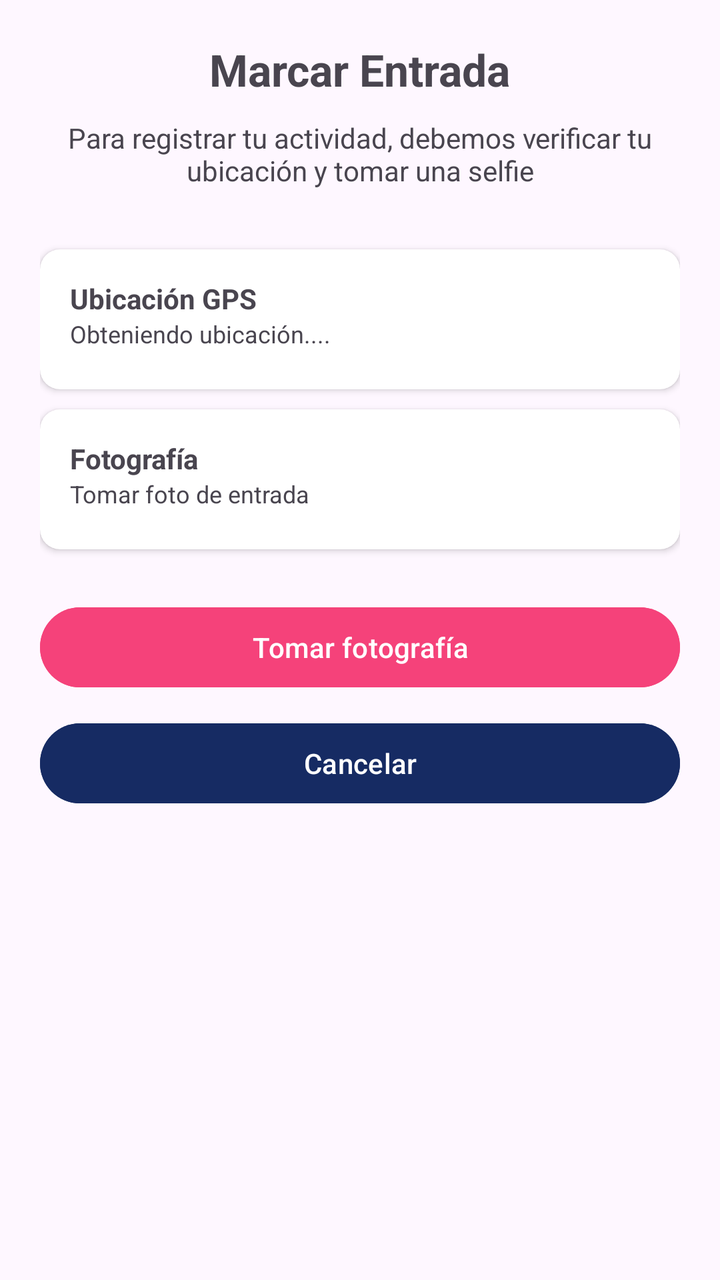
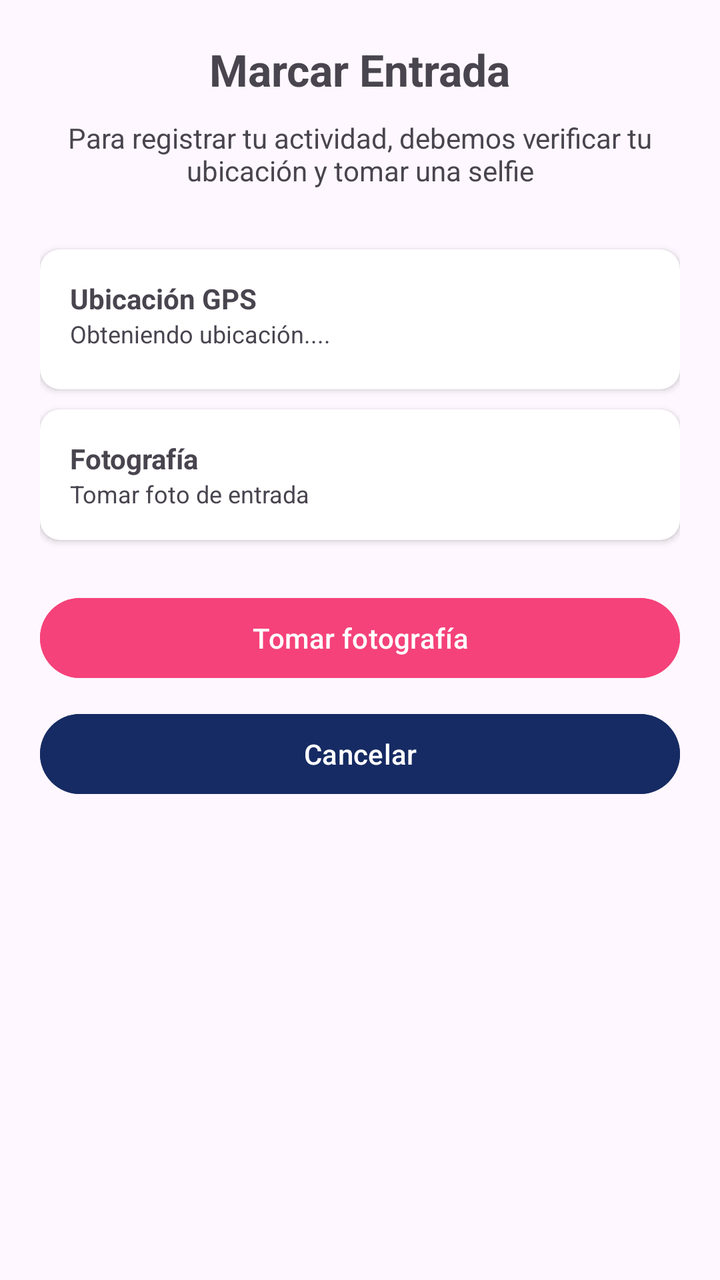

Two renders of the same Android screen: before a commit and after it. Below are the layout's source before the change and the commit's diff.
<!-- AndroidManifest.xml: application theme Theme.MyAttendanceApp -->
<!-- res/layout/activity_entrada.xml -->
<?xml version="1.0" encoding="utf-8"?>
<ScrollView xmlns:android="http://schemas.android.com/apk/res/android"
    xmlns:app="http://schemas.android.com/apk/res-auto"
    android:layout_width="match_parent"
    android:layout_height="match_parent">

    <LinearLayout
        android:layout_width="match_parent"
        android:layout_height="wrap_content"
        android:orientation="vertical"
        android:padding="20dp">

        <TextView
            android:layout_width="wrap_content"
            android:layout_height="wrap_content"
            android:text="@string/titulo_marcar_entrada"
            android:textStyle="bold"
            android:textSize="22sp"
            android:layout_gravity="center"/>

        <TextView
            android:layout_width="match_parent"
            android:layout_height="wrap_content"
            android:text="@string/subtitulo_entrada_salida"
            android:gravity="center"
            android:layout_marginTop="10dp"/>

        <androidx.cardview.widget.CardView
            android:layout_width="match_parent"
            android:layout_height="70dp"
            android:layout_marginTop="30dp"
            app:cardCornerRadius="10dp">

            <LinearLayout
                android:layout_width="match_parent"
                android:layout_height="match_parent"
                android:orientation="vertical"
                android:padding="15dp">

                <TextView
                    android:layout_width="wrap_content"
                    android:layout_height="wrap_content"
                    android:text="@string/titulo_gps"
                    android:textStyle="bold"/>

                <TextView
                    android:layout_width="wrap_content"
                    android:layout_height="wrap_content"
                    android:text="@string/cargando_gps"
                    android:textSize="12sp"/>

            </LinearLayout>

        </androidx.cardview.widget.CardView>

        <androidx.cardview.widget.CardView
            android:layout_width="match_parent"
            android:layout_height="70dp"
            android:layout_marginTop="10dp"
            app:cardCornerRadius="10dp">

            <LinearLayout
                android:layout_width="match_parent"
                android:layout_height="match_parent"
                android:orientation="vertical"
                android:padding="15dp">

                <TextView
                    android:layout_width="wrap_content"
                    android:layout_height="wrap_content"
                    android:text="@string/titulo_foto"
                    android:textStyle="bold"/>

                <TextView
                    android:layout_width="wrap_content"
                    android:layout_height="wrap_content"
                    android:text="@string/subtitulo_foto_1"
                    android:textSize="12sp"/>

            </LinearLayout>

        </androidx.cardview.widget.CardView>

        <Button
            android:id="@+id/btnFoto"
            android:layout_width="match_parent"
            android:layout_height="wrap_content"
            android:text="@string/btn_tomar_fotografia"
            android:textColor="#FFFFFF"
            android:backgroundTint="@color/fucsia"
            android:layout_marginTop="25dp"/>

        <Button
            android:id="@+id/btnCancelar"
            android:layout_width="match_parent"
            android:layout_height="wrap_content"
            android:backgroundTint="@color/azul"
            android:textColor="@color/white"
            android:text="@string/btn_cancelar"
            android:layout_marginTop="10dp"/>

    </LinearLayout>

</ScrollView>
<!-- resources referenced by this layout -->
<resources>
  <color name="azul">#162B63</color>
  <color name="fucsia">#F5427A</color>
  <color name="white">#FFFFFF</color>
  <string name="btn_cancelar">Cancelar</string>
  <string name="btn_tomar_fotografia">Tomar fotografía</string>
  <string name="cargando_gps">Obteniendo ubicación....</string>
  <string name="subtitulo_entrada_salida">Para registrar tu actividad, debemos verificar tu ubicación y tomar una selfie</string>
  <string name="subtitulo_foto_1">Tomar foto de entrada</string>
  <string name="titulo_foto">Fotografía</string>
  <string name="titulo_gps">Ubicación GPS</string>
  <string name="titulo_marcar_entrada">Marcar Entrada</string>
  <style name="Theme.MyAttendanceApp" parent="Base.Theme.MyAttendanceApp" />
  <style name="Base.Theme.MyAttendanceApp" parent="Theme.Material3.DayNight.NoActionBar">
          
          
      </style>
</resources>

<!-- the commit's change to res/layout/activity_entrada.xml (unified diff, before → after) -->
@@ -44,6 +44,7 @@
                     android:textStyle="bold"/>
 
                 <TextView
+                    android:id="@+id/txtGpsEstado"
                     android:layout_width="wrap_content"
                     android:layout_height="wrap_content"
                     android:text="@string/cargando_gps"
@@ -55,7 +56,7 @@
 
         <androidx.cardview.widget.CardView
             android:layout_width="match_parent"
-            android:layout_height="70dp"
+            android:layout_height="wrap_content"
             android:layout_marginTop="10dp"
             app:cardCornerRadius="10dp">
 
@@ -72,10 +73,19 @@
                     android:textStyle="bold"/>
 
                 <TextView
+                    android:id="@+id/txtFotoEstado"
                     android:layout_width="wrap_content"
                     android:layout_height="wrap_content"
                     android:text="@string/subtitulo_foto_1"
                     android:textSize="12sp"/>
+
+                <ImageView
+                    android:id="@+id/imgPreviewFoto"
+                    android:layout_width="match_parent"
+                    android:layout_height="220dp"
+                    android:layout_marginTop="15dp"
+                    android:scaleType="centerCrop"
+                    android:visibility="gone"/>
 
             </LinearLayout>
 
@@ -91,6 +101,17 @@
             android:layout_marginTop="25dp"/>
 
         <Button
+            android:id="@+id/btnContinuar"
+            android:layout_width="match_parent"
+            android:layout_height="wrap_content"
+            android:text="@string/btn_aceptar"
+            android:textColor="@color/white"
+            android:backgroundTint="@color/fucsia"
+            android:layout_marginTop="15dp"
+            android:enabled="true"
+            android:visibility="gone"/>
+
+        <Button
             android:id="@+id/btnCancelar"
             android:layout_width="match_parent"
             android:layout_height="wrap_content"
<!-- resource entries referenced after the edit -->
@@ -3,6 +3,7 @@
   <color name="azul">#162B63</color>
   <color name="fucsia">#F5427A</color>
   <color name="white">#FFFFFF</color>
+  <string name="btn_aceptar">Aceptar</string>
   <string name="btn_cancelar">Cancelar</string>
   <string name="btn_tomar_fotografia">Tomar fotografía</string>
   <string name="cargando_gps">Obteniendo ubicación....</string>
